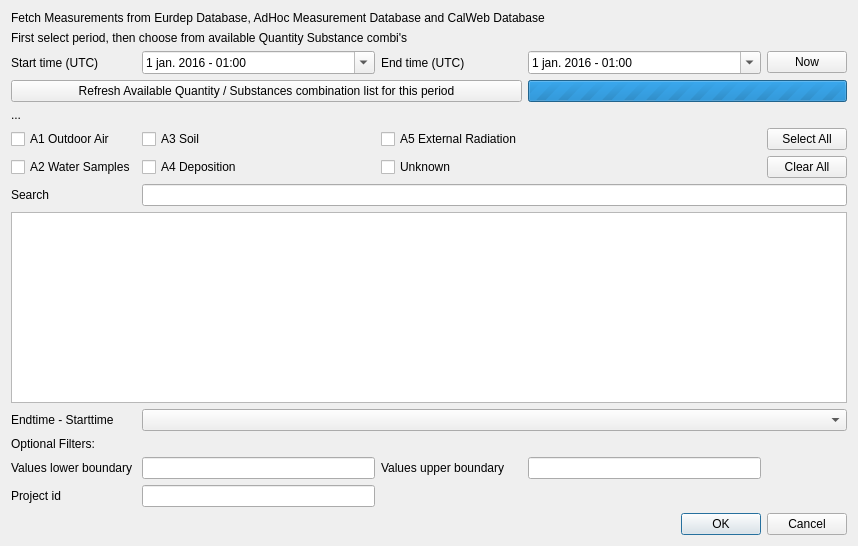
The window that ui/jrodos_measurements_dialog_base.ui (rduivenvoorde/jrodos) describes before a commit, drawn with Qt 5.
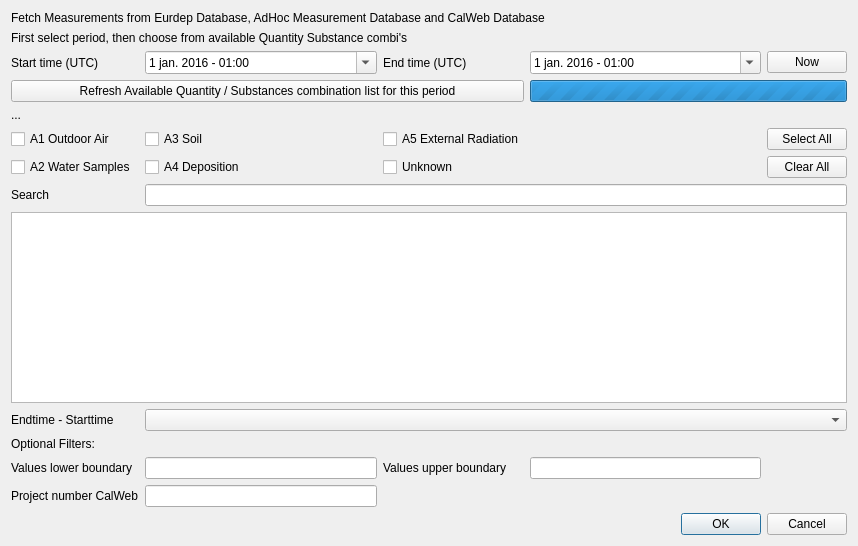
The same window after the commit.

Commit message:
Change projectid label AND test for integer
https://jira.cal-net.nl/browse/QGIS-46

```diff
--- a/ui/jrodos_measurements_dialog_base.ui
+++ b/ui/jrodos_measurements_dialog_base.ui
@@ -47,7 +47,7 @@
    <item row="19" column="0">
     <widget class="QLabel" name="lbl_project_id">
      <property name="text">
-      <string>Project id</string>
+      <string>Project number CalWeb</string>
      </property>
     </widget>
    </item>
```
Left out of the diff: 6 changed lines with no effect on the pictures. The commit also changes 3 other files.
